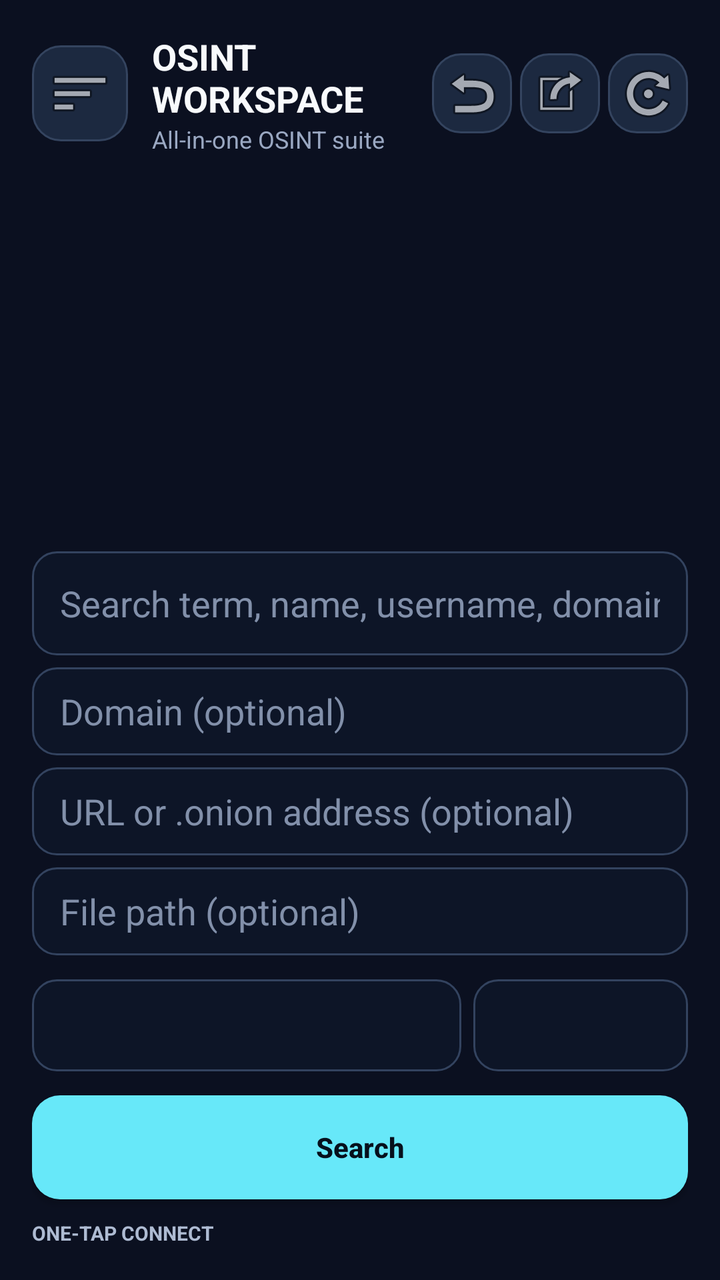
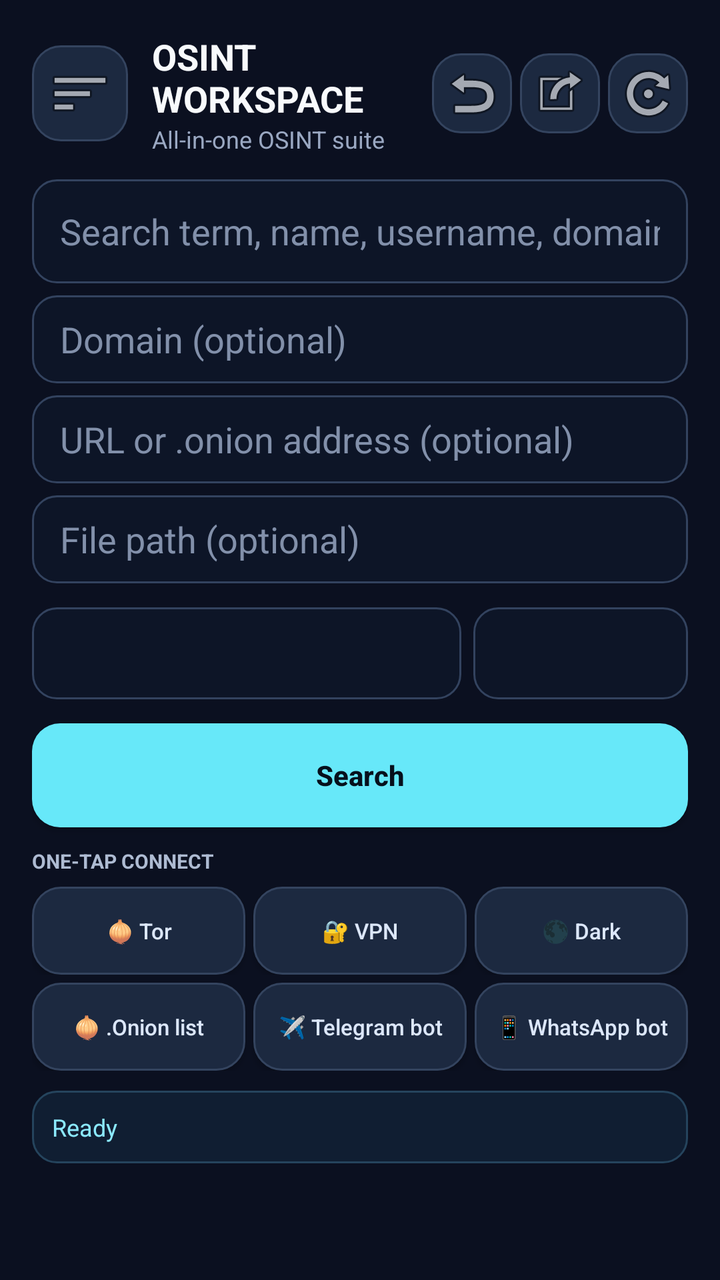

An Android layout rendered at two revisions. The XML below is the earlier revision; the diff shows what the commit changed to produce the second picture.
<!-- AndroidManifest.xml: application theme Theme.OSINT -->
<!-- res/layout/activity_main.xml -->
<androidx.drawerlayout.widget.DrawerLayout xmlns:android="http://schemas.android.com/apk/res/android"
    android:id="@+id/drawer_layout"
    android:layout_width="match_parent"
    android:layout_height="match_parent"
    android:fitsSystemWindows="true"
    android:background="#0B1020">

    <LinearLayout
        android:layout_width="match_parent"
        android:layout_height="match_parent"
        android:orientation="vertical"
        android:padding="16dp">

        <LinearLayout
            android:layout_width="match_parent"
            android:layout_height="wrap_content"
            android:gravity="center_vertical"
            android:orientation="horizontal">

            <ImageButton
                android:id="@+id/btn_hamburger"
                android:layout_width="48dp"
                android:layout_height="48dp"
                android:background="@drawable/bg_action_button"
                android:contentDescription="Menu"
                android:src="@android:drawable/ic_menu_sort_by_size" />

            <LinearLayout
                android:layout_width="0dp"
                android:layout_height="wrap_content"
                android:layout_weight="1"
                android:orientation="vertical"
                android:layout_marginStart="12dp">
                <TextView
                    android:layout_width="match_parent"
                    android:layout_height="wrap_content"
                    android:text="OSINT WORKSPACE"
                    android:textColor="#F8FAFC"
                    android:textSize="18sp"
                    android:textStyle="bold" />
                <TextView
                    android:layout_width="match_parent"
                    android:layout_height="wrap_content"
                    android:text="All-in-one OSINT suite"
                    android:textColor="#9AA8C2"
                    android:textSize="12sp" />
            </LinearLayout>

            <ImageButton
                android:id="@+id/btn_back"
                android:layout_width="40dp"
                android:layout_height="40dp"
                android:background="@drawable/bg_action_button"
                android:contentDescription="Back"
                android:src="@android:drawable/ic_menu_revert" />
            <ImageButton
                android:id="@+id/btn_forward"
                android:layout_width="40dp"
                android:layout_height="40dp"
                android:layout_marginStart="4dp"
                android:background="@drawable/bg_action_button"
                android:contentDescription="Forward"
                android:src="@android:drawable/ic_menu_set_as" />
            <ImageButton
                android:id="@+id/btn_refresh"
                android:layout_width="40dp"
                android:layout_height="40dp"
                android:layout_marginStart="4dp"
                android:background="@drawable/bg_action_button"
                android:contentDescription="Refresh"
                android:src="@android:drawable/ic_menu_rotate" />
        </LinearLayout>

        <com.google.android.material.tabs.TabLayout
            android:id="@+id/tab_layout"
            android:layout_width="match_parent"
            android:layout_height="wrap_content"
            android:layout_marginTop="10dp" />

        <androidx.viewpager2.widget.ViewPager2
            android:id="@+id/view_pager"
            android:layout_width="match_parent"
            android:layout_height="120dp"
            android:layout_marginTop="8dp" />

        <ProgressBar
            android:id="@+id/progress_bar"
            style="?android:attr/progressBarStyleHorizontal"
            android:layout_width="match_parent"
            android:layout_height="4dp"
            android:layout_marginTop="8dp"
            android:visibility="gone" />

        <EditText
            android:id="@+id/in_query"
            android:layout_width="match_parent"
            android:layout_height="52dp"
            android:layout_marginTop="12dp"
            android:hint="Search term, name, username, domain"
            android:singleLine="true"
            android:background="@drawable/bg_input"
            android:textColor="#F8FAFC"
            android:textColorHint="#8290AA"
            android:paddingHorizontal="14dp" />

        <EditText
            android:id="@+id/in_domain"
            android:layout_width="match_parent"
            android:layout_height="44dp"
            android:layout_marginTop="6dp"
            android:hint="Domain (optional)"
            android:singleLine="true"
            android:background="@drawable/bg_input"
            android:textColor="#F8FAFC"
            android:textColorHint="#8290AA"
            android:paddingHorizontal="14dp" />

        <EditText
            android:id="@+id/in_url"
            android:layout_width="match_parent"
            android:layout_height="44dp"
            android:layout_marginTop="6dp"
            android:hint="URL or .onion address (optional)"
            android:singleLine="true"
            android:background="@drawable/bg_input"
            android:textColor="#F8FAFC"
            android:textColorHint="#8290AA"
            android:paddingHorizontal="14dp" />

        <EditText
            android:id="@+id/in_file_path"
            android:layout_width="match_parent"
            android:layout_height="44dp"
            android:layout_marginTop="6dp"
            android:hint="File path (optional)"
            android:singleLine="true"
            android:background="@drawable/bg_input"
            android:textColor="#F8FAFC"
            android:textColorHint="#8290AA"
            android:paddingHorizontal="14dp" />

        <LinearLayout
            android:layout_width="match_parent"
            android:layout_height="wrap_content"
            android:orientation="horizontal"
            android:layout_marginTop="12dp">

            <Spinner
                android:id="@+id/spin_engine"
                android:layout_width="0dp"
                android:layout_height="46dp"
                android:layout_weight="2"
                android:background="@drawable/bg_input" />

            <Spinner
                android:id="@+id/spin_mode"
                android:layout_width="0dp"
                android:layout_height="46dp"
                android:layout_weight="1"
                android:layout_marginStart="6dp"
                android:background="@drawable/bg_input" />
        </LinearLayout>

        <Button
            android:id="@+id/btn_search"
            android:layout_width="match_parent"
            android:layout_height="52dp"
            android:layout_marginTop="12dp"
            android:text="Search"
            android:textAllCaps="false"
            android:textStyle="bold"
            android:background="@drawable/bg_primary_button"
            android:textColor="#06101C" />

        
        <TextView
            android:layout_width="match_parent"
            android:layout_height="wrap_content"
            android:layout_marginTop="10dp"
            android:text="ONE-TAP CONNECT"
            android:textColor="#AEBBD2"
            android:textStyle="bold"
            android:textSize="10sp" />

        <LinearLayout
            android:layout_width="match_parent"
            android:layout_height="wrap_content"
            android:layout_marginTop="6dp"
            android:orientation="horizontal">

            <Button android:id="@+id/quick_tor" android:layout_width="0dp" android:layout_height="44dp" android:layout_weight="1" android:layout_marginEnd="4dp" android:text="🧅 Tor" android:textSize="11sp" android:textAllCaps="false" android:background="@drawable/bg_action_button" android:textColor="#DCE7FA" />
            <Button android:id="@+id/quick_vpn" android:layout_width="0dp" android:layout_height="44dp" android:layout_weight="1" android:layout_marginEnd="4dp" android:text="🔐 VPN" android:textSize="11sp" android:textAllCaps="false" android:background="@drawable/bg_action_button" android:textColor="#DCE7FA" />
            <Button android:id="@+id/quick_dark" android:layout_width="0dp" android:layout_height="44dp" android:layout_weight="1" android:text="🌑 Dark" android:textSize="11sp" android:textAllCaps="false" android:background="@drawable/bg_action_button" android:textColor="#DCE7FA" />
        </LinearLayout>

        <LinearLayout
            android:layout_width="match_parent"
            android:layout_height="wrap_content"
            android:layout_marginTop="4dp"
            android:orientation="horizontal">

            <Button android:id="@+id/quick_onion" android:layout_width="0dp" android:layout_height="44dp" android:layout_weight="1" android:layout_marginEnd="4dp" android:text="🧅 .Onion list" android:textSize="11sp" android:textAllCaps="false" android:background="@drawable/bg_action_button" android:textColor="#DCE7FA" />
            <Button android:id="@+id/quick_telegram" android:layout_width="0dp" android:layout_height="44dp" android:layout_weight="1" android:layout_marginEnd="4dp" android:text="✈️ Telegram bot" android:textSize="11sp" android:textAllCaps="false" android:background="@drawable/bg_action_button" android:textColor="#DCE7FA" />
            <Button android:id="@+id/quick_whatsapp" android:layout_width="0dp" android:layout_height="44dp" android:layout_weight="1" android:text="📱 WhatsApp bot" android:textSize="11sp" android:textAllCaps="false" android:background="@drawable/bg_action_button" android:textColor="#DCE7FA" />
        </LinearLayout>

        <TextView
            android:id="@+id/txt_status"
            android:layout_width="match_parent"
            android:layout_height="wrap_content"
            android:layout_marginTop="10dp"
            android:padding="10dp"
            android:text="Ready"
            android:textColor="#8BE9FD"
            android:textSize="12sp"
            android:background="@drawable/bg_status_card"
            android:maxLines="2" />

        <WebView
            android:id="@+id/web_view"
            android:layout_width="match_parent"
            android:layout_height="0dp"
            android:layout_weight="1"
            android:visibility="gone"
            android:background="#FFFFFF"
            android:layout_marginTop="10dp" />
    </LinearLayout>

    <ScrollView
        android:layout_width="320dp"
        android:layout_height="match_parent"
        android:layout_gravity="start"
        android:background="#111A2D"
        android:elevation="16dp"
        android:fillViewport="true">
        <LinearLayout
            android:layout_width="match_parent"
            android:layout_height="wrap_content"
            android:orientation="vertical"
            android:padding="16dp">

            <TextView
                android:layout_width="match_parent"
                android:layout_height="wrap_content"
                android:text="OSINT WORKSPACE"
                android:textColor="#F8FAFC"
                android:textSize="18sp"
                android:textStyle="bold"
                android:paddingTop="12dp"
                android:paddingBottom="16dp" />

            <TextView
                android:layout_width="match_parent"
                android:layout_height="wrap_content"
                android:text="SEARCH &amp; TOOLS"
                android:textColor="#AEBBD2"
                android:textStyle="bold"
                android:textSize="11sp" />

            <Button android:id="@+id/btn_search2" android:layout_width="match_parent" android:layout_height="46dp" android:layout_marginTop="6dp" android:text="⌕  Search all sources" android:textAllCaps="false" android:background="@drawable/bg_action_button" android:textColor="#DCE7FA" />
            <Button android:id="@+id/btn_dork" android:layout_width="match_parent" android:layout_height="46dp" android:layout_marginTop="6dp" android:text="📝  Google dorks" android:textAllCaps="false" android:background="@drawable/bg_action_button" android:textColor="#DCE7FA" />
            <Button android:id="@+id/btn_dorks" android:layout_width="match_parent" android:layout_height="46dp" android:layout_marginTop="6dp" android:text="🔍  Dork generator" android:textAllCaps="false" android:background="@drawable/bg_action_button" android:textColor="#DCE7FA" />
            <Button android:id="@+id/btn_images" android:layout_width="match_parent" android:layout_height="46dp" android:layout_marginTop="6dp" android:text="🖼  Reverse image search" android:textAllCaps="false" android:background="@drawable/bg_action_button" android:textColor="#DCE7FA" />
            <Button android:id="@+id/btn_face" android:layout_width="match_parent" android:layout_height="46dp" android:layout_marginTop="6dp" android:text="👤  Face search" android:textAllCaps="false" android:background="@drawable/bg_action_button" android:textColor="#DCE7FA" />
            <Button android:id="@+id/btn_password" android:layout_width="match_parent" android:layout_height="46dp" android:layout_marginTop="6dp" android:text="🔑  Password strength" android:textAllCaps="false" android:background="@drawable/bg_action_button" android:textColor="#DCE7FA" />
            <Button android:id="@+id/btn_hpb" android:layout_width="match_parent" android:layout_height="46dp" android:layout_marginTop="6dp" android:text="🏥  Health / PHB check" android:textAllCaps="false" android:background="@drawable/bg_action_button" android:textColor="#DCE7FA" />

            <TextView
                android:layout_width="match_parent"
                android:layout_height="wrap_content"
                android:text="DARK WEB &amp; VPN"
                android:textColor="#AEBBD2"
                android:textStyle="bold"
                android:textSize="11sp"
                android:layout_marginTop="16dp" />

            <Button android:id="@+id/btn_tor" android:layout_width="match_parent" android:layout_height="46dp" android:layout_marginTop="6dp" android:text="🧅  Tor browser" android:textAllCaps="false" android:background="@drawable/bg_action_button" android:textColor="#DCE7FA" />
            <Button android:id="@+id/btn_dark" android:layout_width="match_parent" android:layout_height="46dp" android:layout_marginTop="6dp" android:text="🌑  Dark web search" android:textAllCaps="false" android:background="@drawable/bg_action_button" android:textColor="#DCE7FA" />
            <Button android:id="@+id/btn_vpn" android:layout_width="match_parent" android:layout_height="46dp" android:layout_marginTop="6dp" android:text="🔐  VPN / WireGuard" android:textAllCaps="false" android:background="@drawable/bg_action_button" android:textColor="#DCE7FA" />
            <Button android:id="@+id/btn_web" android:layout_width="match_parent" android:layout_height="46dp" android:layout_marginTop="6dp" android:text="🌐  Normal browser" android:textAllCaps="false" android:background="@drawable/bg_action_button" android:textColor="#DCE7FA" />
            <Button android:id="@+id/btn_onion_list" android:layout_width="match_parent" android:layout_height="46dp" android:layout_marginTop="6dp" android:text="🧅  Browse .onion sites" android:textAllCaps="false" android:background="@drawable/bg_action_button" android:textColor="#DCE7FA" />

            <TextView
                android:layout_width="match_parent"
                android:layout_height="wrap_content"
                android:text="LEAKS &amp; BREACHES"
                android:textColor="#AEBBD2"
                android:textStyle="bold"
                android:textSize="11sp"
                android:layout_marginTop="16dp" />

            <Button android:id="@+id/btn_leaks" android:layout_width="match_parent" android:layout_height="46dp" android:layout_marginTop="6dp" android:text="💣  Leaks search" android:textAllCaps="false" android:background="@drawable/bg_action_button" android:textColor="#DCE7FA" />
            <Button android:id="@+id/btn_leaksio" android:layout_width="match_parent" android:layout_height="46dp" android:layout_marginTop="6dp" android:text="🌐  Leaks.io lookup" android:textAllCaps="false" android:background="@drawable/bg_action_button" android:textColor="#DCE7FA" />
            <Button android:id="@+id/btn_social" android:layout_width="match_parent" android:layout_height="46dp" android:layout_marginTop="6dp" android:text="📱  Social media leaks" android:textAllCaps="false" android:background="@drawable/bg_action_button" android:textColor="#DCE7FA" />
            <Button android:id="@+id/btn_icloud" android:layout_width="match_parent" android:layout_height="46dp" android:layout_marginTop="6dp" android:text="☁️  iCloud leaks" android:textAllCaps="false" android:background="@drawable/bg_action_button" android:textColor="#DCE7FA" />
            <Button android:id="@+id/btn_drive" android:layout_width="match_parent" android:layout_height="46dp" android:layout_marginTop="6dp" android:text="📁  Google Drive leaks" android:textAllCaps="false" android:background="@drawable/bg_action_button" android:textColor="#DCE7FA" />
            <Button android:id="@+id/btn_cloud" android:layout_width="match_parent" android:layout_height="46dp" android:layout_marginTop="6dp" android:text="☁️  Cloud leaks (AWS/GCP/Azure)" android:textAllCaps="false" android:background="@drawable/bg_action_button" android:textColor="#DCE7FA" />
            <Button android:id="@+id/btn_telecom" android:layout_width="match_parent" android:layout_height="46dp" android:layout_marginTop="6dp" android:text="📞  Telecom / SIM leaks" android:textAllCaps="false" android:background="@drawable/bg_action_button" android:textColor="#DCE7FA" />
            <Button android:id="@+id/btn_email" android:layout_width="match_parent" android:layout_height="46dp" android:layout_marginTop="6dp" android:text="📧  Email leak check" android:textAllCaps="false" android:background="@drawable/bg_action_button" android:textColor="#DCE7FA" />
            <Button android:id="@+id/btn_dating" android:layout_width="match_parent" android:layout_height="46dp" android:layout_marginTop="6dp" android:text="❤️  Dating app leaks" android:textAllCaps="false" android:background="@drawable/bg_action_button" android:textColor="#DCE7FA" />
            <Button android:id="@+id/btn_hotel" android:layout_width="match_parent" android:layout_height="46dp" android:layout_marginTop="6dp" android:text="🏨  OYO / Hotel leaks" android:textAllCaps="false" android:background="@drawable/bg_action_button" android:textColor="#DCE7FA" />

            <TextView
                android:layout_width="match_parent"
                android:layout_height="wrap_content"
                android:text="ADULT &amp; STREAMING"
                android:textColor="#AEBBD2"
                android:textStyle="bold"
                android:textSize="11sp"
                android:layout_marginTop="16dp" />

            <Button android:id="@+id/btn_porn" android:layout_width="match_parent" android:layout_height="46dp" android:layout_marginTop="6dp" android:text="🔞  Adult / Porn search" android:textAllCaps="false" android:background="@drawable/bg_action_button" android:textColor="#DCE7FA" />
            <Button android:id="@+id/btn_cams" android:layout_width="match_parent" android:layout_height="46dp" android:layout_marginTop="6dp" android:text="📹  Cam / Stream leaks" android:textAllCaps="false" android:background="@drawable/bg_action_button" android:textColor="#DCE7FA" />
            <Button android:id="@+id/btn_stream" android:layout_width="match_parent" android:layout_height="46dp" android:layout_marginTop="6dp" android:text="📺  Live stream check" android:textAllCaps="false" android:background="@drawable/bg_action_button" android:textColor="#DCE7FA" />
            <Button android:id="@+id/btn_video" android:layout_width="match_parent" android:layout_height="46dp" android:layout_marginTop="6dp" android:text="🎬  Video leaks" android:textAllCaps="false" android:background="@drawable/bg_action_button" android:textColor="#DCE7FA" />
            <Button android:id="@+id/btn_escort" android:layout_width="match_parent" android:layout_height="46dp" android:layout_marginTop="6dp" android:text="💃  Escort / Dating sites" android:textAllCaps="false" android:background="@drawable/bg_action_button" android:textColor="#DCE7FA" />

            <TextView
                android:layout_width="match_parent"
                android:layout_height="wrap_content"
                android:text="FILES"
                android:textColor="#AEBBD2"
                android:textStyle="bold"
                android:textSize="11sp"
                android:layout_marginTop="16dp" />

            <Button android:id="@+id/btn_files" android:layout_width="match_parent" android:layout_height="46dp" android:layout_marginTop="6dp" android:text="📂  File search" android:textAllCaps="false" android:background="@drawable/bg_action_button" android:textColor="#DCE7FA" />
            <Button android:id="@+id/btn_photos" android:layout_width="match_parent" android:layout_height="46dp" android:layout_marginTop="6dp" android:text="📷  Photo search" android:textAllCaps="false" android:background="@drawable/bg_action_button" android:textColor="#DCE7FA" />
            <Button android:id="@+id/btn_docs" android:layout_width="match_parent" android:layout_height="46dp" android:layout_marginTop="6dp" android:text="📄  Document leaks" android:textAllCaps="false" android:background="@drawable/bg_action_button" android:textColor="#DCE7FA" />
            <Button android:id="@+id/btn_pdfs" android:layout_width="match_parent" android:layout_height="46dp" android:layout_marginTop="6dp" android:text="📑  PDF search" android:textAllCaps="false" android:background="@drawable/bg_action_button" android:textColor="#DCE7FA" />

            <TextView
                android:layout_width="match_parent"
                android:layout_height="wrap_content"
                android:text="TOOLS"
                android:textColor="#AEBBD2"
                android:textStyle="bold"
                android:textSize="11sp"
                android:layout_marginTop="16dp" />

            <Button android:id="@+id/btn_brute" android:layout_width="match_parent" android:layout_height="46dp" android:layout_marginTop="6dp" android:text="🔑  Brute force / wordlist" android:textAllCaps="false" android:background="@drawable/bg_action_button" android:textColor="#DCE7FA" />
            <Button android:id="@+id/btn_otp" android:layout_width="match_parent" android:layout_height="46dp" android:layout_marginTop="6dp" android:text="📲  OTP bypass" android:textAllCaps="false" android:background="@drawable/bg_action_button" android:textColor="#DCE7FA" />
            <Button android:id="@+id/btn_telegram_bot" android:layout_width="match_parent" android:layout_height="46dp" android:layout_marginTop="6dp" android:text="✈️  Telegram bot" android:textAllCaps="false" android:background="@drawable/bg_action_button" android:textColor="#DCE7FA" />
            <Button android:id="@+id/btn_whatsapp_bot" android:layout_width="match_parent" android:layout_height="46dp" android:layout_marginTop="6dp" android:text="📱  WhatsApp bot" android:textAllCaps="false" android:background="@drawable/bg_action_button" android:textColor="#DCE7FA" />

            <TextView
                android:layout_width="match_parent"
                android:layout_height="wrap_content"
                android:text="APP"
                android:textColor="#AEBBD2"
                android:textStyle="bold"
                android:textSize="11sp"
                android:layout_marginTop="16dp" />

            <Button android:id="@+id/btn_clear" android:layout_width="match_parent" android:layout_height="46dp" android:layout_marginTop="6dp" android:text="🗑  Clear inputs" android:textAllCaps="false" android:background="@drawable/bg_action_button" android:textColor="#DCE7FA" />
            <Button android:id="@+id/btn_update" android:layout_width="match_parent" android:layout_height="46dp" android:layout_marginTop="6dp" android:text="🔄  Check for updates" android:textAllCaps="false" android:background="@drawable/bg_action_button" android:textColor="#C5F6FF" />
            <Button android:id="@+id/btn_playprotect" android:layout_width="match_parent" android:layout_height="46dp" android:layout_marginTop="6dp" android:text="🛡  Bypass Play Protect" android:textAllCaps="false" android:background="@drawable/bg_action_button" android:textColor="#C5F6FF" />
            <Button android:id="@+id/btn_settings" android:layout_width="match_parent" android:layout_height="46dp" android:layout_marginTop="6dp" android:text="⚙️  Settings" android:textAllCaps="false" android:background="@drawable/bg_action_button" android:textColor="#DCE7FA" />

            <TextView
                android:layout_width="match_parent"
                android:layout_height="wrap_content"
                android:text="OSINT Workspace · v2.0"
                android:textColor="#8290AA"
                android:textSize="11sp"
                android:gravity="center"
                android:paddingTop="20dp"
                android:paddingBottom="16dp" />
        </LinearLayout>
    </ScrollView>
</androidx.drawerlayout.widget.DrawerLayout>
<!-- resources referenced by this layout -->
<resources>
  <!-- drawable bg_action_button (drawable) -->
  <ripple xmlns:android="http://schemas.android.com/apk/res/android" android:color="#344764"><item><shape android:shape="rectangle"><solid android:color="#1C2940"/><stroke android:width="1dp" android:color="#34445F"/><corners android:radius="14dp"/></shape></item></ripple>
  <!-- drawable bg_input (drawable) -->
  <shape xmlns:android="http://schemas.android.com/apk/res/android" android:shape="rectangle"><solid android:color="#0D1527"/><stroke android:width="1dp" android:color="#33435F"/><corners android:radius="12dp"/></shape>
  <!-- drawable bg_primary_button (drawable) -->
  <ripple xmlns:android="http://schemas.android.com/apk/res/android" android:color="#8BE9FD"><item><shape android:shape="rectangle"><solid android:color="#67E8F9"/><corners android:radius="14dp"/></shape></item></ripple>
  <!-- drawable bg_status_card (drawable) -->
  <shape xmlns:android="http://schemas.android.com/apk/res/android" android:shape="rectangle"><solid android:color="#101E32"/><stroke android:width="1dp" android:color="#25445D"/><corners android:radius="12dp"/></shape>
  <style name="Theme.OSINT" parent="Theme.AppCompat.NoActionBar">
          <item name="android:windowBackground">#0a0e15</item>
          <item name="android:statusBarColor">#0a0e15</item>
      </style>
</resources>

<!-- the commit's change to res/layout/activity_main.xml (unified diff, before → after) -->
@@ -71,17 +71,20 @@
                 android:src="@android:drawable/ic_menu_rotate" />
         </LinearLayout>
 
+        
         <com.google.android.material.tabs.TabLayout
             android:id="@+id/tab_layout"
             android:layout_width="match_parent"
             android:layout_height="wrap_content"
-            android:layout_marginTop="10dp" />
+            android:layout_marginTop="10dp"
+            android:visibility="gone" />
 
         <androidx.viewpager2.widget.ViewPager2
             android:id="@+id/view_pager"
             android:layout_width="match_parent"
             android:layout_height="120dp"
-            android:layout_marginTop="8dp" />
+            android:layout_marginTop="8dp"
+            android:visibility="gone" />
 
         <ProgressBar
             android:id="@+id/progress_bar"
